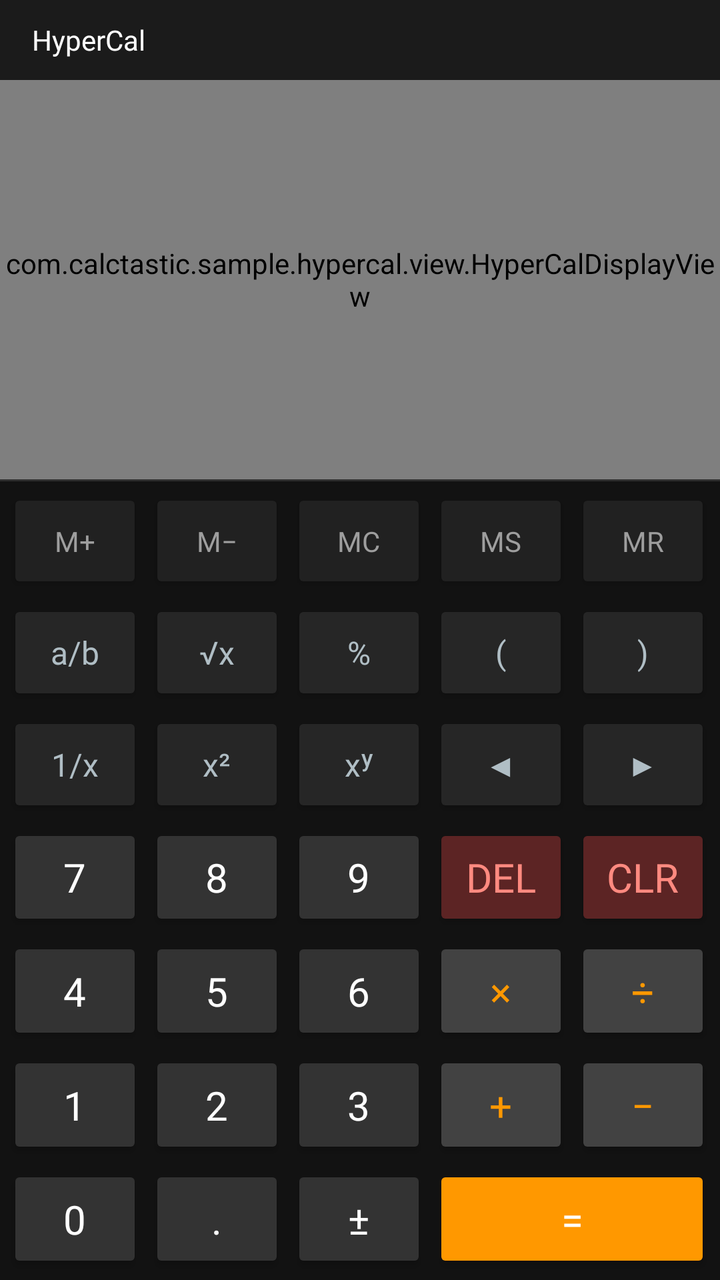
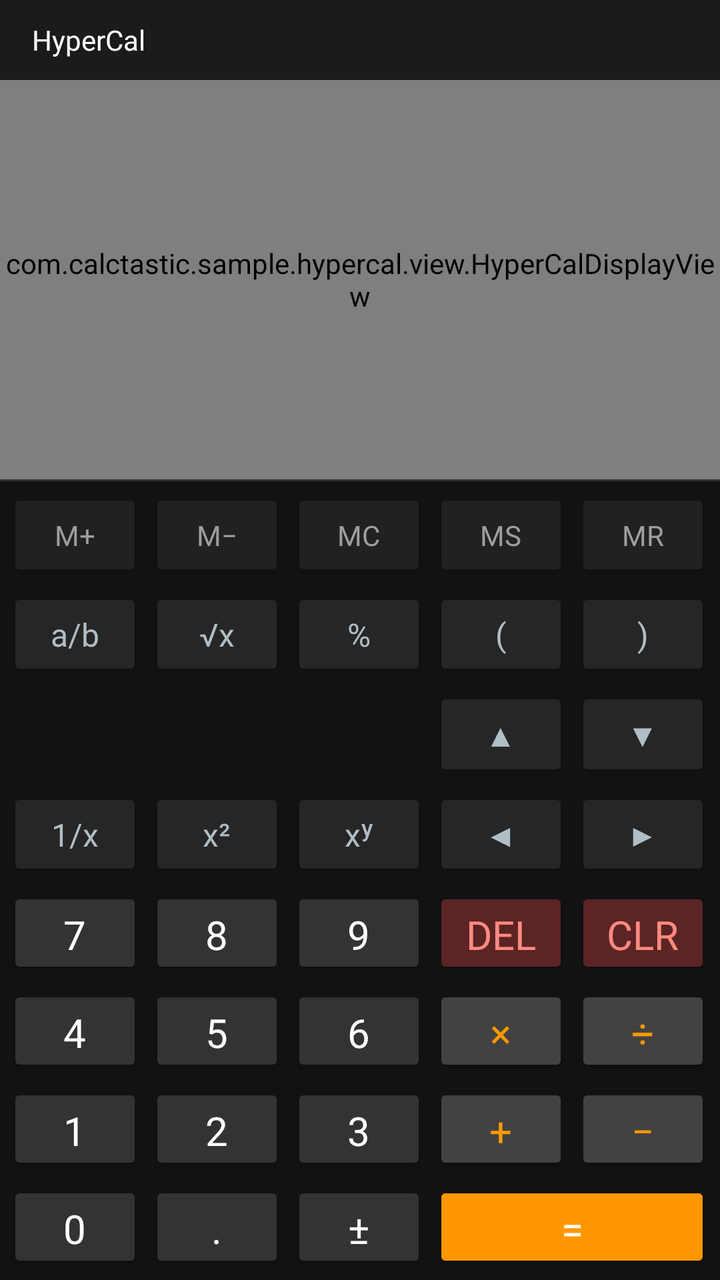

The first picture is an Android layout as it rendered before a commit; the second is the same layout after the commit. The layout source and the unified diff follow.
<!-- AndroidManifest.xml: application theme Theme.CalcTasticSample -->
<!-- res/layout/activity_hypercal.xml -->
<?xml version="1.0" encoding="utf-8"?>
<LinearLayout xmlns:android="http://schemas.android.com/apk/res/android"
    android:layout_width="match_parent"
    android:layout_height="match_parent"
    android:orientation="vertical"
    android:fitsSystemWindows="true"
    android:background="#121212">

    
    <LinearLayout
        android:layout_width="match_parent"
        android:layout_height="40dp"
        android:orientation="horizontal"
        android:gravity="center_vertical"
        android:paddingLeft="16dp"
        android:paddingRight="16dp"
        android:background="#1B1B1B">

        <TextView
            android:layout_width="wrap_content"
            android:layout_height="wrap_content"
            android:text="HyperCal"
            android:textColor="#FFFFFF"
            android:textSize="14sp"
            android:fontFamily="@font/font_inter_medium" />

        <TextView
            android:id="@+id/formula_text"
            android:layout_width="0dp"
            android:layout_height="wrap_content"
            android:layout_weight="1"
            android:layout_marginStart="12dp"
            android:text=""
            android:textColor="#4CAF50"
            android:textSize="13sp"
            android:fontFamily="monospace"
            android:singleLine="true" />
    </LinearLayout>

    
    <com.calctastic.sample.hypercal.view.HyperCalDisplayView
        android:id="@+id/hypercal_display"
        android:layout_width="match_parent"
        android:layout_height="0dp"
        android:layout_weight="1.0"
        android:background="#151515" />

    
    <View
        android:layout_width="match_parent"
        android:layout_height="1dp"
        android:background="#2E2E2E" />

    
    <TableLayout
        android:id="@+id/simple_keypad"
        android:layout_width="match_parent"
        android:layout_height="0dp"
        android:layout_weight="2.0"
        android:padding="2dp"
        android:stretchColumns="*">

        
        <TableRow
            android:layout_width="match_parent"
            android:layout_height="0dp"
            android:layout_weight="0.8">

            <Button
                android:id="@+id/btn_mem_plus"
                android:text="M+"
                style="@style/CalcSimpleButton.Secondary" />
            <Button
                android:id="@+id/btn_mem_minus"
                android:text="M−"
                style="@style/CalcSimpleButton.Secondary" />
            <Button
                android:id="@+id/btn_mem_clear"
                android:text="MC"
                style="@style/CalcSimpleButton.Secondary" />
            <Button
                android:id="@+id/btn_mem_save"
                android:text="MS"
                style="@style/CalcSimpleButton.Secondary" />
            <Button
                android:id="@+id/btn_mem_recall"
                android:text="MR"
                style="@style/CalcSimpleButton.Secondary" />
        </TableRow>

        
        <TableRow
            android:layout_width="match_parent"
            android:layout_height="0dp"
            android:layout_weight="0.85">

            <Button
                android:id="@+id/btn_fraction"
                android:text="a/b"
                style="@style/CalcSimpleButton.Function" />
            <Button
                android:id="@+id/btn_sqrt"
                android:text="√x"
                style="@style/CalcSimpleButton.Function" />
            <Button
                android:id="@+id/btn_percent"
                android:text="%"
                style="@style/CalcSimpleButton.Function" />
            <Button
                android:id="@+id/btn_paren_open"
                android:text="("
                style="@style/CalcSimpleButton.Function" />
            <Button
                android:id="@+id/btn_paren_close"
                android:text=")"
                style="@style/CalcSimpleButton.Function" />
        </TableRow>

        
        <TableRow
            android:layout_width="match_parent"
            android:layout_height="0dp"
            android:layout_weight="0.85">

            <Button
                android:id="@+id/btn_reciprocal"
                android:text="1/x"
                style="@style/CalcSimpleButton.Function" />
            <Button
                android:id="@+id/btn_square"
                android:text="x²"
                style="@style/CalcSimpleButton.Function" />
            <Button
                android:id="@+id/btn_power"
                android:text="xʸ"
                style="@style/CalcSimpleButton.Function" />
            <Button
                android:id="@+id/btn_cursor_left"
                android:text="◀"
                style="@style/CalcSimpleButton.Function" />
            <Button
                android:id="@+id/btn_cursor_right"
                android:text="▶"
                style="@style/CalcSimpleButton.Function" />
        </TableRow>

        
        <TableRow
            android:layout_width="match_parent"
            android:layout_height="0dp"
            android:layout_weight="1.0">

            <Button
                android:id="@+id/btn_7"
                android:text="7"
                style="@style/CalcSimpleButton.Number" />
            <Button
                android:id="@+id/btn_8"
                android:text="8"
                style="@style/CalcSimpleButton.Number" />
            <Button
                android:id="@+id/btn_9"
                android:text="9"
                style="@style/CalcSimpleButton.Number" />
            <Button
                android:id="@+id/btn_delete"
                android:text="DEL"
                style="@style/CalcSimpleButton.Clear" />
            <Button
                android:id="@+id/btn_clear"
                android:text="CLR"
                style="@style/CalcSimpleButton.Clear" />
        </TableRow>

        
        <TableRow
            android:layout_width="match_parent"
            android:layout_height="0dp"
            android:layout_weight="1.0">

            <Button
                android:id="@+id/btn_4"
                android:text="4"
                style="@style/CalcSimpleButton.Number" />
            <Button
                android:id="@+id/btn_5"
                android:text="5"
                style="@style/CalcSimpleButton.Number" />
            <Button
                android:id="@+id/btn_6"
                android:text="6"
                style="@style/CalcSimpleButton.Number" />
            <Button
                android:id="@+id/btn_mul"
                android:text="×"
                style="@style/CalcSimpleButton.Operator" />
            <Button
                android:id="@+id/btn_div"
                android:text="÷"
                style="@style/CalcSimpleButton.Operator" />
        </TableRow>

        
        <TableRow
            android:layout_width="match_parent"
            android:layout_height="0dp"
            android:layout_weight="1.0">

            <Button
                android:id="@+id/btn_1"
                android:text="1"
                style="@style/CalcSimpleButton.Number" />
            <Button
                android:id="@+id/btn_2"
                android:text="2"
                style="@style/CalcSimpleButton.Number" />
            <Button
                android:id="@+id/btn_3"
                android:text="3"
                style="@style/CalcSimpleButton.Number" />
            <Button
                android:id="@+id/btn_add"
                android:text="+"
                style="@style/CalcSimpleButton.Operator" />
            <Button
                android:id="@+id/btn_sub"
                android:text="−"
                style="@style/CalcSimpleButton.Operator" />
        </TableRow>

        
        <TableRow
            android:layout_width="match_parent"
            android:layout_height="0dp"
            android:layout_weight="1.0">

            <Button
                android:id="@+id/btn_0"
                android:text="0"
                style="@style/CalcSimpleButton.Number" />
            <Button
                android:id="@+id/btn_dot"
                android:text="."
                style="@style/CalcSimpleButton.Number" />
            <Button
                android:id="@+id/btn_negate"
                android:text="±"
                style="@style/CalcSimpleButton.Number" />
            <Button
                android:id="@+id/btn_equals"
                android:text="="
                android:layout_span="2"
                style="@style/CalcSimpleButton.Equals" />
        </TableRow>
    </TableLayout>
</LinearLayout>
<!-- resources referenced by this layout -->
<resources>
  <style name="CalcSimpleButton.Clear" parent="CalcSimpleButton">
          <item name="android:backgroundTint">#5C2424</item>
          <item name="android:textColor">#FF8A80</item>
      </style>
  <style name="CalcSimpleButton.Equals" parent="CalcSimpleButton">
          <item name="android:backgroundTint">#FF9800</item>
          <item name="android:textColor">#FFFFFF</item>
      </style>
  <style name="CalcSimpleButton.Function" parent="CalcSimpleButton">
          <item name="android:backgroundTint">#262626</item>
          <item name="android:textColor">#B0BEC5</item>
          <item name="android:textSize">16sp</item>
      </style>
  <style name="CalcSimpleButton.Number" parent="CalcSimpleButton">
          <item name="android:backgroundTint">#333333</item>
          <item name="android:textColor">#FFFFFF</item>
      </style>
  <style name="CalcSimpleButton.Operator" parent="CalcSimpleButton">
          <item name="android:backgroundTint">#424242</item>
          <item name="android:textColor">#FF9800</item>
      </style>
  <style name="CalcSimpleButton.Secondary" parent="CalcSimpleButton">
          <item name="android:backgroundTint">#212121</item>
          <item name="android:textColor">#9E9E9E</item>
          <item name="android:textSize">14sp</item>
      </style>
  <style name="Theme.CalcTasticSample" parent="Theme.AppCompat.NoActionBar">
          <item name="android:statusBarColor">#121212</item>
          <item name="android:windowBackground">#121212</item>
          <item name="selectableItemBackground">?android:attr/selectableItemBackground</item>
          <item name="colorControlActivated">#FF9800</item>
          <item name="colorAccent">#FF9800</item>
          <item name="android:windowNoTitle">true</item>
      </style>
  <style name="CalcSimpleButton">
          <item name="android:layout_width">0dp</item>
          <item name="android:layout_height">match_parent</item>
          <item name="android:layout_margin">1.5dp</item>
          <item name="android:textSize">20sp</item>
          <item name="android:textAllCaps">false</item>
          <item name="android:focusable">false</item>
          <item name="android:fontFamily">@font/font_inter_medium</item>
      </style>
</resources>

<!-- the commit's change to res/layout/activity_hypercal.xml (unified diff, before → after) -->
@@ -120,6 +120,24 @@
         <TableRow
             android:layout_width="match_parent"
             android:layout_height="0dp"
+            android:layout_weight="0.6">
+
+            <Button
+                android:id="@+id/btn_cursor_up"
+                android:layout_column="3"
+                android:text="▲"
+                style="@style/CalcSimpleButton.Function" />
+            <Button
+                android:id="@+id/btn_cursor_down"
+                android:layout_column="4"
+                android:text="▼"
+                style="@style/CalcSimpleButton.Function" />
+        </TableRow>
+
+        
+        <TableRow
+            android:layout_width="match_parent"
+            android:layout_height="0dp"
             android:layout_weight="0.85">
 
             <Button
